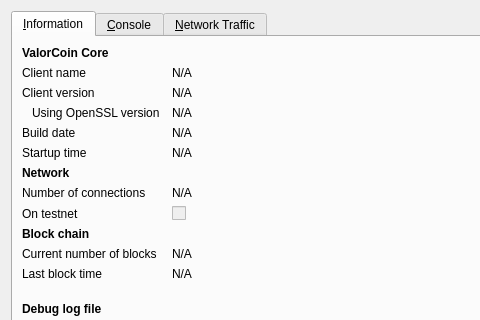
bogatyrov/valorbit, file src/qt/forms/rpcconsole.ui: the form before one commit; both pictures show x 0 to 480 and y 0 to 320 of the 740 by 450 pixel window.
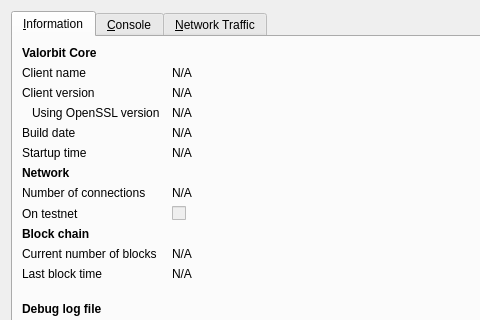
The form after the commit. Icons and pictures are not drawn. Custom widgets are drawn as their Qt base class.

Commit message:
Compiles after rename to valorbit
Conflicts:
	.gitignore

Diff of the .ui file:
```diff
--- a/src/qt/forms/rpcconsole.ui
+++ b/src/qt/forms/rpcconsole.ui
@@ -36,7 +36,7 @@
           </font>
          </property>
          <property name="text">
-          <string>ValorCoin Core</string>
+          <string>Valorbit Core</string>
          </property>
         </widget>
        </item>
```
Left out of the diff: 6 changed lines with no effect on the pictures. The commit also changes 158 other files.
